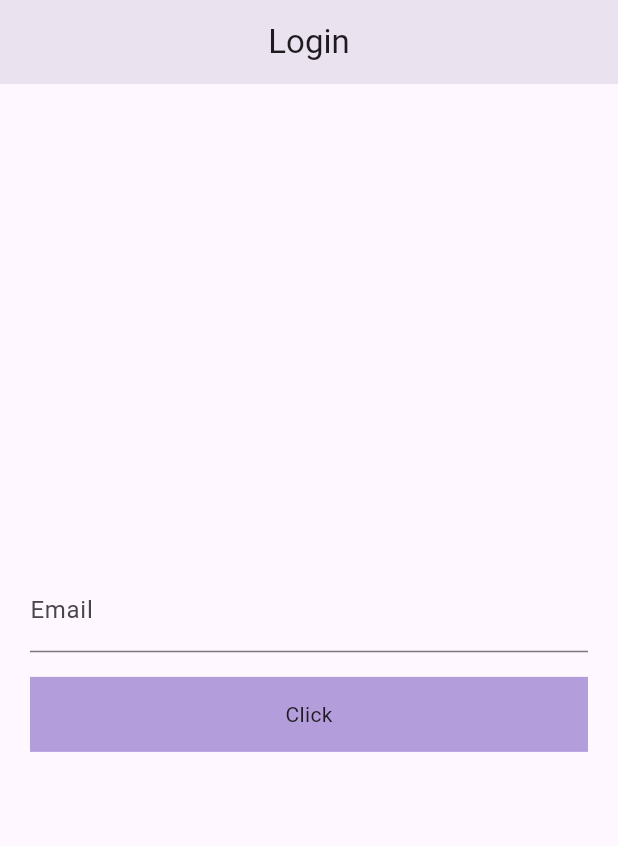
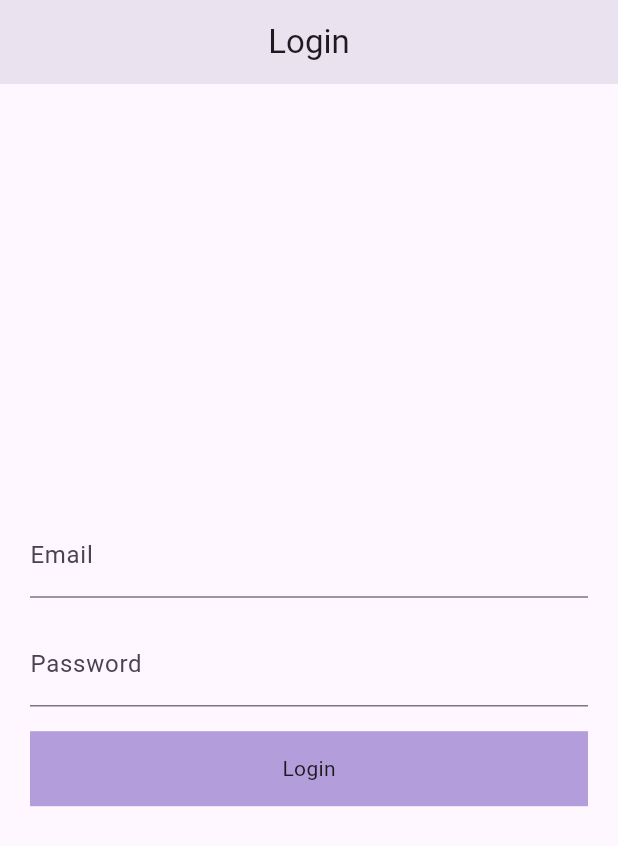
Before and after one commit to Repos-By-Aryan/Multi_Role_App, a Flutter app: the screen it shows after launch, on a phone screen of 412 x 824 dp. Shown: the top 846 px of the screen. Run offline on Flutter 3.47's test engine with Material 2 defaults, Android fonts, the phone set to English and light mode, and no system bars; our stand-ins replace cached_network_image, shared_preferences; network calls fail.

Commit message:
Login UI and SizedBox Extension.

```diff
--- a/lib/login_screen.dart
+++ b/lib/login_screen.dart
@@ -1,4 +1,5 @@
 import 'package:flutter/material.dart';
+import 'package:multi_role_chapter_9/home_screen.dart';
 import 'package:shared_preferences/shared_preferences.dart';
 
 class LoginScreen extends StatefulWidget {
@@ -9,6 +10,10 @@ class LoginScreen extends StatefulWidget {
 }
 
 class _LoginScreenState extends State<LoginScreen> {
+
+  final emailController = TextEditingController();
+  final passwordController = TextEditingController();
+
   @override
   Widget build(BuildContext context) {
     final screenHeight = MediaQuery.of(context).size.height;
@@ -25,20 +30,35 @@ class _LoginScreenState extends State<LoginScreen> {
           mainAxisAlignment: MainAxisAlignment.center,
           children: [
             TextFormField(
+              controller: emailController,
+              keyboardType: TextInputType.emailAddress,
               decoration:InputDecoration(
                 label: Text('Email'),
               ),
             ),
-            (screenHeight*0.02).ph,
+            (screenHeight*0.02).ph,//SizedBox Extension
+            TextFormField(
+              controller: passwordController,
+              keyboardType: TextInputType.visiblePassword,
+              obscureText: true,
+              decoration:InputDecoration(
+                label: Text('Password'),
+              ),
+            ),
+            (screenHeight*0.02).ph,//SizedBox Extension
             InkWell(
               onTap: ()async{
-
+                SharedPreferences sp = await SharedPreferences.getInstance();
+                sp.setString('email', emailController.text.toString());
+                // sp.setString('password', passwordController.text.toString());
+                sp.setBool('isLogin', true);
+                Navigator.pushReplacement(context,MaterialPageRoute(builder: (context) => HomeScreen()));
               },
               child: Container(
                 height:50,
                 width: double.infinity,
                 color:Colors.deepPurple.shade200,
-                child: Center(child: Text("Click")),
+                child: Center(child: Text("Login")),
               ),
             ),
           ],
```
